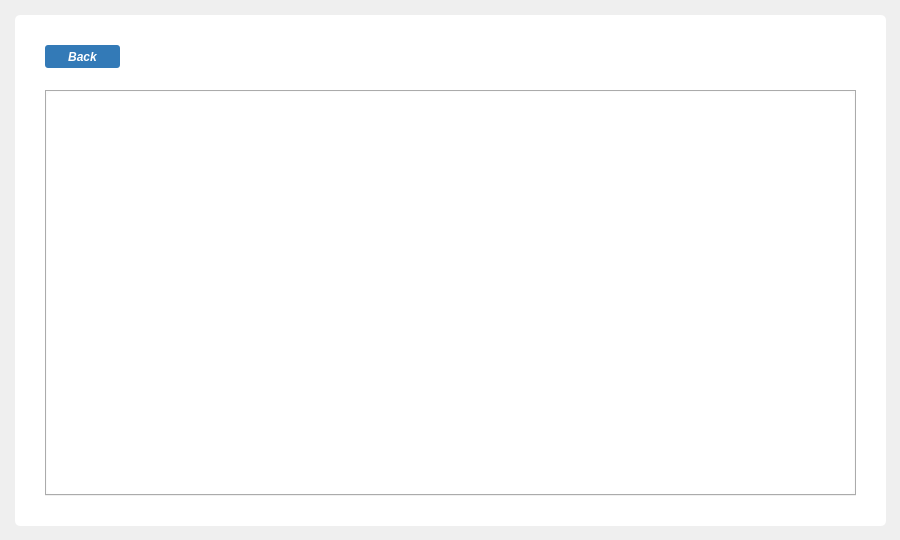
Old version of the form UI/edit_db.ui in the repository aantr/restaurant_db.
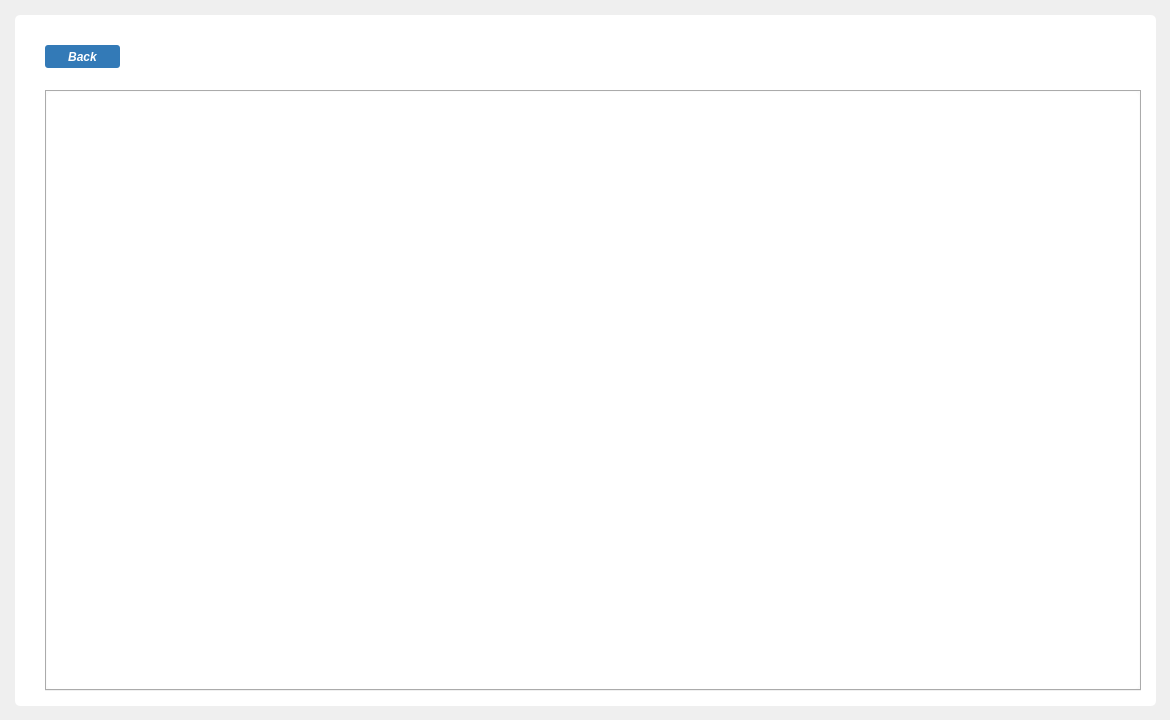
New version of the form.

Diff of the .ui file:
```diff
--- a/UI/edit_db.ui
+++ b/UI/edit_db.ui
@@ -6,8 +6,8 @@
    <rect>
     <x>0</x>
     <y>0</y>
-    <width>900</width>
-    <height>540</height>
+    <width>1170</width>
+    <height>720</height>
    </rect>
   </property>
   <property name="windowTitle">
@@ -21,8 +21,8 @@
     <rect>
      <x>15</x>
      <y>15</y>
-     <width>871</width>
-     <height>511</height>
+     <width>1141</width>
+     <height>691</height>
     </rect>
    </property>
    <property name="styleSheet">
@@ -62,8 +62,8 @@
      <rect>
       <x>30</x>
       <y>75</y>
-      <width>811</width>
-      <height>406</height>
+      <width>1096</width>
+      <height>601</height>
      </rect>
     </property>
     <property name="currentIndex">
```
